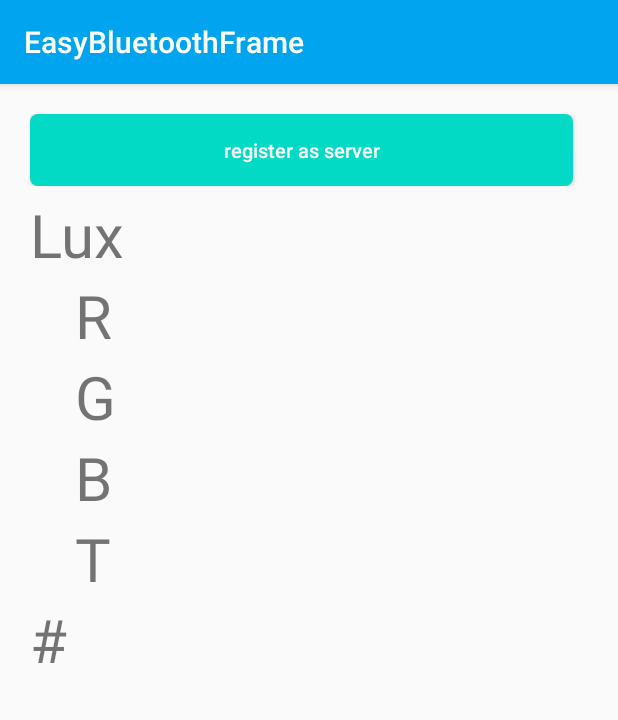
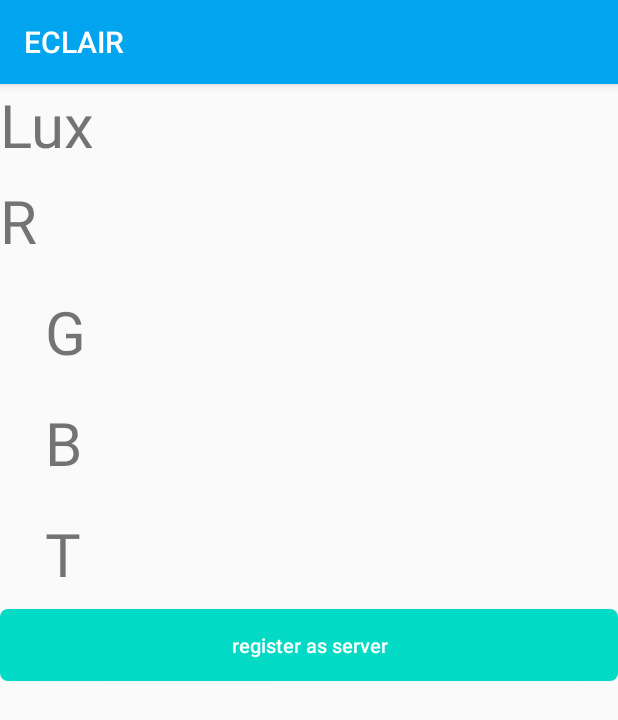
Before and after one commit to AlexLiuSheng/EasyBluetoothFrame, an Android app: the screen it shows after launch (MainActivity), on a phone screen of 412 x 824 dp. Shown: the top 720 px of the screen. Run offline under Robolectric (Android 15) with nearby library versions, the phone set to English and light mode, and no system bars.

Commit message:
Layoutfini

```diff
--- a/app/src/main/res/layout/activity_main.xml
+++ b/app/src/main/res/layout/activity_main.xml
@@ -1,32 +1,248 @@
 <?xml version="1.0" encoding="utf-8"?>
-<LinearLayout
+<TableLayout
         xmlns:android="http://schemas.android.com/apk/res/android"
         xmlns:tools="http://schemas.android.com/tools"
         xmlns:app="http://schemas.android.com/apk/res-auto"
         android:layout_width="match_parent"
-        android:padding="20dp"
-        android:orientation="vertical"
         android:layout_height="match_parent"
         tools:context=".MainActivity">
 
+    <TableRow>
+        <androidx.core.widget.NestedScrollView
+                android:id="@+id/scrowView"
+                android:layout_width="300dp"
+                android:layout_height="wrap_content"
+                android:layout_marginLeft="75dp"
+                android:layout_centerHorizontal="true">
+
             <LinearLayout
                     android:layout_width="match_parent"
-            android:layout_marginBottom="5dp"
-            android:orientation="horizontal"
-            android:layout_height="wrap_content">
+                    android:orientation="vertical"
+                    android:layout_height="match_parent"
+                    android:layout_marginLeft="50dp">
+
+                <androidx.recyclerview.widget.RecyclerView
+                        android:id="@+id/recyclerview"
+                        android:layout_width="match_parent"
+                        android:layout_height="wrap_content" />
+
+
+            </LinearLayout>
+        </androidx.core.widget.NestedScrollView>
+    </TableRow>
+
+    <TableRow>
+          <LinearLayout
+                 android:layout_width="match_parent"
+                  android:layout_height="wrap_content"
+                  android:orientation="horizontal">
+              <TextView
+                      android:layout_width="wrap_content"
+                      android:text="Lux"
+                      android:textSize="40dp"
+                      android:layout_height="wrap_content" />
+              <TextView
+                      android:layout_width="wrap_content"
+                      android:id="@+id/LuxReceive"
+                      android:textSize="40dp"
+                      android:textColor="@android:color/black"
+                      android:layout_height="wrap_content" />
+          </LinearLayout>
+      </TableRow>
+
+    <TableRow>
+    <LinearLayout
+            android:layout_width="match_parent"
+            android:layout_height="wrap_content"
+            android:orientation="horizontal">
+    <TextView
+            android:layout_width="wrap_content"
+            android:text="R"
+            android:textSize="40dp"
+            android:layout_height="wrap_content" />
+    <TextView
+            android:layout_width="wrap_content"
+            android:id="@+id/RReceive"
+            android:padding="10dp"
+            android:textSize="40dp"
+            android:textColor="@android:color/black"
+            android:layout_height="wrap_content" />
+    </LinearLayout>
+</TableRow>
+
+    <TableRow>
+        <LinearLayout
+                android:layout_width="match_parent"
+                android:layout_height="wrap_content"
+                android:orientation="horizontal">
+            <TextView
+                    android:layout_width="wrap_content"
+                    android:text="   G"
+                    android:textSize="40dp"
+                    android:layout_height="wrap_content" />
+            <TextView
+                    android:layout_width="wrap_content"
+                    android:id="@+id/GReceive"
+                    android:textSize="40dp"
+                    android:padding="10dp"
+                    android:textColor="@android:color/black"
+                    android:layout_height="wrap_content" />
+        </LinearLayout>
+    </TableRow>
+
+    <TableRow>
+        <LinearLayout
+                android:layout_width="match_parent"
+                android:layout_height="wrap_content"
+                android:orientation="horizontal">
+            <TextView
+                    android:layout_width="wrap_content"
+                    android:text="   B"
+                    android:textSize="40dp"
+                    android:layout_height="wrap_content" />
+            <TextView
+                    android:layout_width="wrap_content"
+                    android:id="@+id/BReceive"
+                    android:textSize="40dp"
+                    android:padding="10dp"
+                    android:textColor="@android:color/black"
+                    android:layout_height="wrap_content" />
+        </LinearLayout>
+    </TableRow>
+
+    <TableRow>
+        <LinearLayout
+                android:layout_width="match_parent"
+                android:layout_height="wrap_content"
+                android:orientation="horizontal">
+            <TextView
+                    android:layout_width="wrap_content"
+                    android:text="   T"
+                    android:textSize="40dp"
+                    android:layout_height="wrap_content" />
+            <TextView
+                    android:layout_width="wrap_content"
+                    android:id="@+id/CReceive"
+                    android:textSize="40dp"
+                    android:padding="10dp"
+                    android:textColor="@android:color/black"
+                    android:layout_height="wrap_content" />
+        </LinearLayout>
+    </TableRow>
+
+   <!-- <TableRow>
+        <LinearLayout
+                android:layout_width="match_parent"
+                android:layout_height="wrap_content"
+                android:orientation="horizontal">
+            <TextView
+                    android:layout_width="wrap_content"
+                    android:text="#"
+                    android:textSize="40dp"
+                    android:layout_height="wrap_content" />
+            <TextView
+                    android:layout_width="wrap_content"
+                    android:id="@+id/CsharpReceive"
+                    android:padding="10dp"
+                    android:textSize="40dp"
+                    android:textColor="@android:color/black"
+                    android:layout_height="wrap_content" />
+        </LinearLayout>
+    </TableRow>-->
+
+  <!--  <TextView
+            android:layout_width="wrap_content"
+            android:text="Lux"
+            android:textSize="40dp"
+            android:layout_height="wrap_content"
+            android:layout_toLeftOf="@+id/scrowView"/>-->
+   <!-- <TextView
+            android:layout_width="wrap_content"
+            android:text="   R"
+            android:textSize="40dp"
+            android:layout_height="wrap_content" />-->
+ <!--   <TextView
+            android:layout_width="wrap_content"
+            android:text="   G"
+            android:textSize="40dp"
+            android:layout_height="wrap_content" />-->
+    <!--<TextView
+            android:layout_width="wrap_content"
+            android:text="   B"
+            android:textSize="40dp"
+            android:layout_height="wrap_content" />-->
+  <!--  <TextView
+            android:layout_width="wrap_content"
+            android:text="   T"
+            android:textSize="40dp"
+            android:layout_height="wrap_content" />-->
+   <!-- <TextView
+            android:layout_width="wrap_content"
+            android:text="#"
+            android:textSize="40dp"
+            android:layout_height="wrap_content" />-->
+
+   <!-- <TextView
+            android:layout_width="wrap_content"
+            android:id="@+id/LuxReceive"
+            android:textSize="40dp"
+            android:textColor="@android:color/black"
+            android:layout_height="wrap_content" />-->
+    <!--<TextView
+            android:layout_width="wrap_content"
+            android:id="@+id/RReceive"
+            android:padding="10dp"
+            android:textSize="40dp"
+            android:textColor="@android:color/black"
+            android:layout_height="wrap_content" />-->
+    <!--<TextView
+            android:layout_width="wrap_content"
+            android:id="@+id/GReceive"
+            android:textSize="40dp"
+            android:padding="10dp"
+            android:textColor="@android:color/black"
+            android:layout_height="wrap_content" />-->
+    <!--<TextView
+            android:layout_width="wrap_content"
+            android:id="@+id/BReceive"
+            android:textSize="40dp"
+            android:padding="10dp"
+            android:textColor="@android:color/black"
+            android:layout_height="wrap_content" />-->
+  <!--  <TextView
+            android:layout_width="wrap_content"
+            android:id="@+id/CReceive"
+            android:textSize="40dp"
+            android:padding="10dp"
+            android:textColor="@android:color/black"
+            android:layout_height="wrap_content" />-->
+    <!--<TextView
+            android:layout_width="wrap_content"
+            android:id="@+id/CsharpReceive"
+            android:padding="10dp"
+            android:textSize="40dp"
+            android:textColor="@android:color/black"
+            android:layout_height="wrap_content" />-->
+
+
+
 
     <Button
             android:layout_width="wrap_content"
             android:id="@+id/btn1"
             android:background="@drawable/button_selc"
             android:textColor="@android:color/white"
-                android:layout_height="match_parent"
-                android:layout_weight="0.8"
+            android:layout_height="wrap_content"
             android:textSize="13sp"
-                android:layout_marginRight="10dp"
             android:text="register as server"
             android:textAllCaps="false"
             />
+
+
+</TableLayout>
+
+
+
 
         <!-- <Button
                        android:layout_width="wrap_content"
@@ -53,10 +269,6 @@
                        android:textColor="@android:color/white"
                        android:text="enable discoverable"
                        android:textAllCaps="false"-->
-                />
-
-    </LinearLayout>
-
         <!--<LinearLayout
                 android:layout_width="match_parent"
                 android:orientation="horizontal"
@@ -81,105 +293,3 @@
                     android:textAllCaps="false"
                     />
         </LinearLayout>-->
-
-
-    <TextView
-            android:layout_width="wrap_content"
-            android:text="Lux"
-            android:textSize="40dp"
-            android:layout_height="wrap_content" />
-    <TextView
-            android:layout_width="wrap_content"
-            android:text="   R"
-            android:textSize="40dp"
-            android:layout_height="wrap_content" />
-    <TextView
-            android:layout_width="wrap_content"
-            android:text="   G"
-            android:textSize="40dp"
-            android:layout_height="wrap_content" />
-    <TextView
-            android:layout_width="wrap_content"
-            android:text="   B"
-            android:textSize="40dp"
-            android:layout_height="wrap_content" />
-    <TextView
-            android:layout_width="wrap_content"
-            android:text="   T"
-            android:textSize="40dp"
-            android:layout_height="wrap_content" />
-    <TextView
-            android:layout_width="wrap_content"
-            android:text="#"
-            android:textSize="40dp"
-            android:layout_height="wrap_content" />
-
-    <androidx.core.widget.NestedScrollView
-            android:layout_width="300dp"
-            android:layout_height="wrap_content"
-            android:layout_marginLeft="75dp">
-
-        <LinearLayout
-                android:layout_width="match_parent"
-                android:orientation="vertical"
-                android:layout_height="match_parent"
-                android:layout_marginLeft="50dp">
-
-            <androidx.recyclerview.widget.RecyclerView
-                    android:id="@+id/recyclerview"
-                    android:layout_width="match_parent"
-                    android:layout_height="wrap_content" />
-
-            <TextView
-                    android:layout_width="wrap_content"
-                    android:id="@+id/LuxReceive"
-
-                    android:textSize="40dp"
-                    android:textColor="@android:color/black"
-                    android:layout_height="wrap_content" />
-
-            <TextView
-                    android:layout_width="wrap_content"
-                    android:id="@+id/RReceive"
-                    android:padding="10dp"
-                    android:textSize="40dp"
-                    android:textColor="@android:color/black"
-                    android:layout_height="wrap_content" />
-
-            <TextView
-                    android:layout_width="wrap_content"
-                    android:id="@+id/GReceive"
-                    android:textSize="40dp"
-                    android:padding="10dp"
-                    android:textColor="@android:color/black"
-                    android:layout_height="wrap_content" />
-
-            <TextView
-                    android:layout_width="wrap_content"
-                    android:id="@+id/BReceive"
-                    android:textSize="40dp"
-                    android:padding="10dp"
-                    android:textColor="@android:color/black"
-                    android:layout_height="wrap_content" />
-
-            <TextView
-                    android:layout_width="wrap_content"
-                    android:id="@+id/CReceive"
-                    android:textSize="40dp"
-                    android:padding="10dp"
-                    android:textColor="@android:color/black"
-                    android:layout_height="wrap_content" />
-
-            <TextView
-                    android:layout_width="wrap_content"
-                    android:id="@+id/CsharpReceive"
-                    android:padding="10dp"
-                    android:textSize="40dp"
-                    android:textColor="@android:color/black"
-                    android:layout_height="wrap_content" />
-
-        </LinearLayout>
-    </androidx.core.widget.NestedScrollView>
-
-
-</LinearLayout>
--- a/app/src/main/res/values/strings.xml
+++ b/app/src/main/res/values/strings.xml
@@ -1,3 +1,3 @@
 <resources>
-    <string name="app_name">EasyBluetoothFrame</string>
+    <string name="app_name">ECLAIR</string>
 </resources>
```
Also changed, not shown: app/src/main/java/com/allenliu/btdemo/MainActivity.kt (+74 -64 lines). Lines whose indentation alone changed are shown as unchanged.
